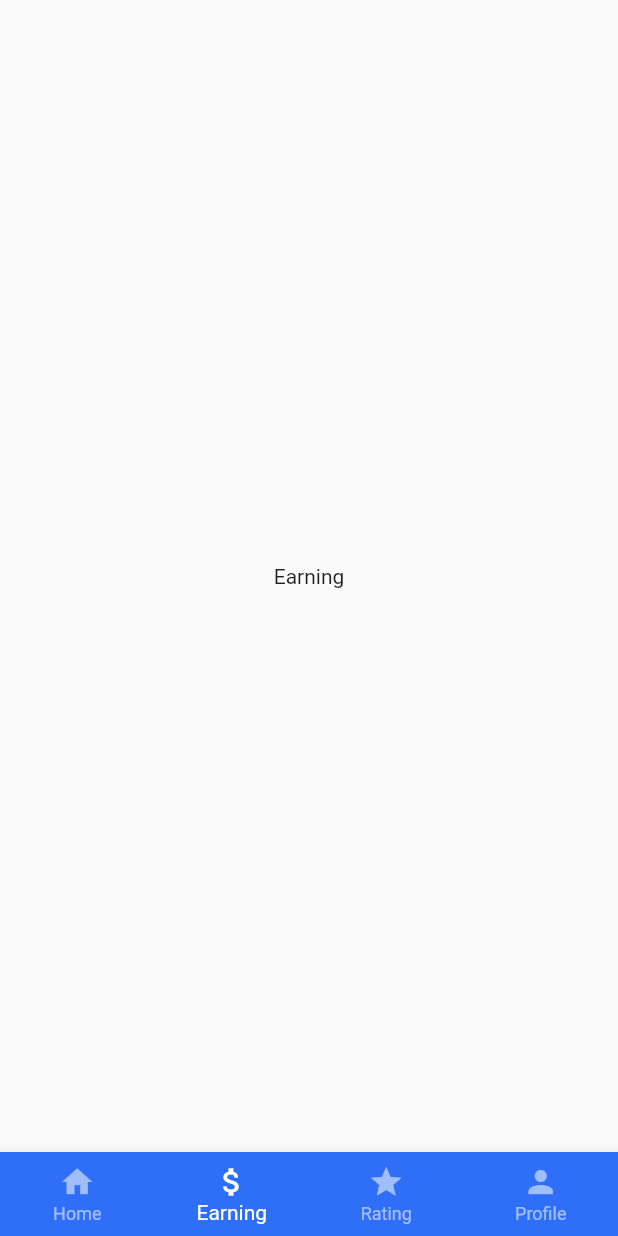
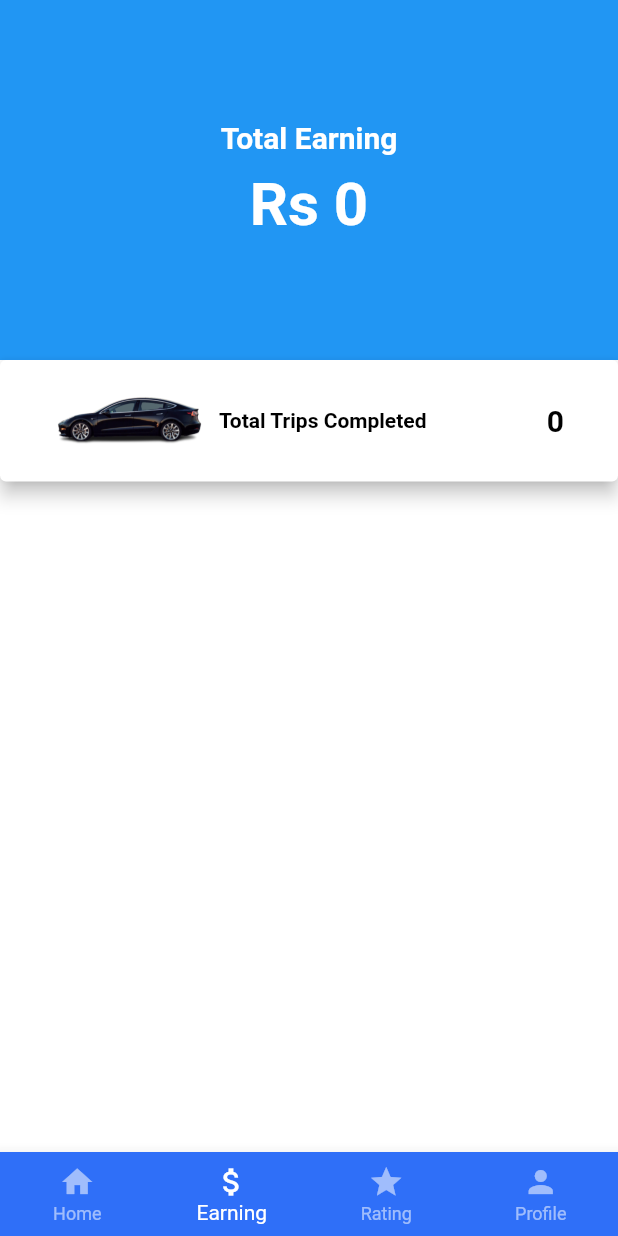
Before and after one commit to DhanushaSamaranayake/bus_driver_app, a Flutter app: the MainScreen screen opened directly, item 2 of the bottom bar chosen, on a phone screen of 412 x 824 dp. Run offline on Flutter 3.47's test engine with Material 2 defaults, Android fonts, the phone set to English and light mode, and no system bars; our stand-ins replace assets_audio_player, firebase_auth, firebase_core, firebase_database, firebase_messaging, fluttertoast and 2 more; missing offline and left inert: flutter_geofire, flutter_polyline_points; accounts and stored records are empty; network calls fail.

Commit message:
driver total earings and trip history

```diff
--- a/lib/TabPages/earning.dart
+++ b/lib/TabPages/earning.dart
@@ -1,4 +1,7 @@
+import 'package:bus_driver_app/infoHandler/appInfo.dart';
+import 'package:bus_driver_app/mainScreens/history_screen.dart';
 import 'package:flutter/material.dart';
+import 'package:provider/provider.dart';
 
 class Earning extends StatefulWidget {
   const Earning({Key? key}) : super(key: key);
@@ -11,9 +14,83 @@ class _EarningState extends State<Earning> {
   @override
   Widget build(BuildContext context) {
     return Container(
-      child: Center(
-        child: Text("Earning"),
-      ),
-    );
+        color: Colors.white,
+        child: Column(
+          children: [
+            Container(
+              //height: 100,
+              width: double.infinity,
+              color: Colors.blue,
+              child: Padding(
+                padding: const EdgeInsets.symmetric(vertical: 80),
+                child: Column(
+                  children: [
+                    const Text(
+                      "Total Earning",
+                      style: TextStyle(
+                          color: Colors.white,
+                          fontSize: 20,
+                          fontWeight: FontWeight.bold),
+                    ),
+                    const SizedBox(
+                      height: 10,
+                    ),
+                    Text(
+                      "\Rs " +
+                          Provider.of<AppInfo>(context, listen: false)
+                              .driverTotalEarnings,
+                      style: const TextStyle(
+                          color: Colors.white,
+                          fontSize: 40,
+                          fontWeight: FontWeight.bold),
+                    ),
+                  ],
+                ),
+              ),
+            ),
+            ElevatedButton(
+                onPressed: () {
+                  Navigator.push(context,
+                      MaterialPageRoute(builder: (c) => TripsHistoryScreen()));
+                },
+                style: ElevatedButton.styleFrom(
+                  primary: Colors.white,
+                  elevation: 5,
+                ),
+                child: Padding(
+                  padding:
+                      const EdgeInsets.symmetric(horizontal: 20, vertical: 20),
+                  child: Row(
+                    children: [
+                      Image.asset(
+                        "assets/images/car_logo.png",
+                        width: 100,
+                      ),
+                      const SizedBox(width: 10),
+                      const Text(
+                        "Total Trips Completed",
+                        style: TextStyle(
+                            color: Colors.black, fontWeight: FontWeight.bold),
+                      ),
+                      Expanded(
+                        child: Container(
+                          child: Text(
+                            Provider.of<AppInfo>(context, listen: false)
+                                .allHistoryTripList
+                                .length
+                                .toString(),
+                            textAlign: TextAlign.end,
+                            style: const TextStyle(
+                                fontSize: 20,
+                                fontWeight: FontWeight.bold,
+                                color: Colors.black),
+                          ),
+                        ),
+                      )
+                    ],
+                  ),
+                )),
+          ],
+        ));
   }
 }
--- a/lib/TabPages/home.dart
+++ b/lib/TabPages/home.dart
@@ -104,6 +104,8 @@ class _HomeState extends State<Home> {
     PushNotificationSystem pushNotificationSystem = PushNotificationSystem();
     pushNotificationSystem.initializeCloudMessaging(context);
     pushNotificationSystem.genarateAndGetToken();
+
+    AssistantMethods.readDriverEarnings(context);
   }
 
   @override
--- a/lib/global/global.dart
+++ b/lib/global/global.dart
@@ -8,7 +8,6 @@ import 'package:geolocator/geolocator.dart';
 
 final FirebaseAuth fAuth = FirebaseAuth.instance;
 User? currentFirebaseUser;
-UserModel? userModelCurrentInfo;
 StreamSubscription<Position>? streamSubscriptionPosition;
 StreamSubscription<Position>? streamSubscriptionPositionDriverLivePosition;
 AssetsAudioPlayer audioPlayer = AssetsAudioPlayer();
--- a/lib/infoHandler/appInfo.dart
+++ b/lib/infoHandler/appInfo.dart
@@ -1,8 +1,13 @@
 import 'package:bus_driver_app/models/directions.dart';
+import 'package:bus_driver_app/models/tripHistory_model.dart';
 import 'package:flutter/cupertino.dart';
 
 class AppInfo extends ChangeNotifier {
   Directions? userPickUpLocation, userDropOfLocation;
+  int counttotalTrips = 0;
+  List<String> historyTripKeyList = [];
+  List<TripHistoryModel> allHistoryTripList = [];
+  String driverTotalEarnings = "0";
 
   void updatePickUpLocationAddress(Directions userPickUpAddress) {
     userPickUpLocation = userPickUpAddress;
@@ -13,4 +18,23 @@ class AppInfo extends ChangeNotifier {
     userDropOfLocation = userDropOfAddress;
     notifyListeners();
   }
+
+  updateOverAllTripCounter(int overAllTripsCounter) {
+    counttotalTrips = overAllTripsCounter;
+    notifyListeners();
+  }
+
+  updateOverAllTripKeysList(List<String> tripKeysList) {
+    historyTripKeyList = tripKeysList;
+    notifyListeners();
+  }
+
+  updateTripHistoryList(TripHistoryModel eachHistoryTrips) {
+    allHistoryTripList.add(eachHistoryTrips);
+    notifyListeners();
+  }
+
+  updateDriverEarnings(String driverEarnings) {
+    driverTotalEarnings = driverEarnings;
+  }
 }
--- /dev/null
+++ b/lib/models/tripHistory_model.dart
@@ -0,0 +1,30 @@
+import 'package:firebase_database/firebase_database.dart';
+
+class TripHistoryModel {
+  String? time;
+  String? destinationAddress;
+  String? originAddress;
+  String? fareAmount;
+  String? status;
+  String? userName;
+  String? userPhone;
+
+  TripHistoryModel(
+      {this.time,
+      this.destinationAddress,
+      this.originAddress,
+      this.fareAmount,
+      this.status,
+      this.userName,
+      this.userPhone});
+
+  TripHistoryModel.fromSnapshot(DataSnapshot dataSnapshot) {
+    time = (dataSnapshot.value as Map)["time"];
+    destinationAddress = (dataSnapshot.value as Map)["destinationAddress"];
+    originAddress = (dataSnapshot.value as Map)["originAddress"];
+    fareAmount = (dataSnapshot.value as Map)["fareAmount"];
+    status = (dataSnapshot.value as Map)["status"];
+    userName = (dataSnapshot.value as Map)["userName"];
+    userPhone = (dataSnapshot.value as Map)["userPhone"];
+  }
+}
```
Also changed, not shown: lib/assistants/assistents_methods.dart (+72 -14 lines), lib/mainScreens/history_screen.dart (added, +45 -0 lines), lib/mainScreens/newtrip_screen.dart (+7 -4 lines), lib/widgets/history_design.dart (added, +164 -0 lines).
